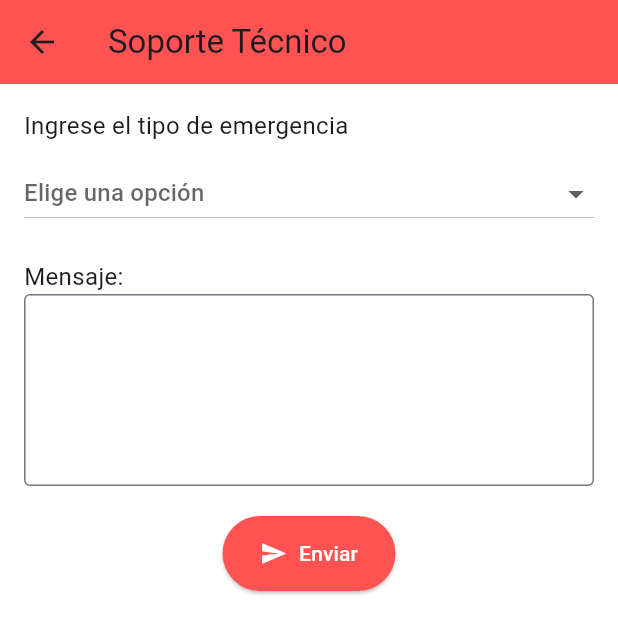
After one commit to DanielMH2024/Integrador, a Flutter app: the PantallaSoporte screen opened directly, on a phone screen of 412 x 824 dp. The commit adds this screen. Shown: the top 634 px of the screen. Run offline on Flutter 3.47's test engine with Material 3 defaults, Android fonts, the light colour scheme and no system bars; our stand-ins replace font_awesome_flutter; network calls fail.

Commit message:
Agregado el soporte

```diff
--- /dev/null
+++ b/lib/interfaz/pantalla_soporte.dart
@@ -0,0 +1,95 @@
+import 'package:flutter/material.dart';
+
+class PantallaSoporte extends StatefulWidget {
+  @override
+  _PantallaSoporteState createState() => _PantallaSoporteState();
+}
+
+class _PantallaSoporteState extends State<PantallaSoporte> {
+  String? _tipoProblema;
+  final _mensajeController = TextEditingController();
+
+  void _enviarSoporte() {
+    if (_tipoProblema == null) {
+      ScaffoldMessenger.of(context).showSnackBar(
+        SnackBar(content: Text('Por favor selecciona un tipo de problema')),
+      );
+      return;
+    }
+
+    String mensaje = _mensajeController.text.trim();
+    print('Soporte enviado: $_tipoProblema - Mensaje: $mensaje');
+
+    // Aquí deberías enviar el reporte a la base de datos, o backend
+    // Puedes asociarlo con el idUsuario y la habitación si lo deseas
+
+    ScaffoldMessenger.of(context).showSnackBar(
+      SnackBar(content: Text('Reporte enviado al administrador')),
+    );
+
+    Navigator.pop(context); // Volver a la pantalla anterior
+  }
+
+  @override
+  Widget build(BuildContext context) {
+    return Scaffold(
+      appBar: AppBar(
+        title: Text('Soporte Técnico'),
+        backgroundColor: Colors.redAccent,
+      ),
+      body: Padding(
+        padding: const EdgeInsets.all(16),
+        child: Column(
+          crossAxisAlignment: CrossAxisAlignment.start,
+          children: [
+            Text('Ingrese el tipo de emergencia', style: TextStyle(fontSize: 16)),
+            SizedBox(height: 10),
+            DropdownButton<String>(
+              isExpanded: true,
+              value: _tipoProblema,
+              hint: Text('Elige una opción'),
+              items: [
+                'Falla en el dispositivo',
+                'Emergencia',
+                'Otro',
+              ].map((String valor) {
+                return DropdownMenuItem<String>(
+                  value: valor,
+                  child: Text(valor),
+                );
+              }).toList(),
+              onChanged: (value) {
+                setState(() {
+                  _tipoProblema = value!;
+                });
+              },
+            ),
+            SizedBox(height: 20),
+            Text('Mensaje:', style: TextStyle(fontSize: 16)),
+            TextField(
+              controller: _mensajeController,
+              maxLines: 4,
+              decoration: InputDecoration(
+                border: OutlineInputBorder(),
+                hintText: '',
+              ),
+            ),
+            SizedBox(height: 20),
+            Center(
+              child: ElevatedButton.icon(
+                onPressed: _enviarSoporte,
+                icon: Icon(Icons.send),
+                label: Text('Enviar'),
+                style: ElevatedButton.styleFrom(
+                  backgroundColor: Colors.redAccent,
+                  foregroundColor: Colors.white,
+                  padding: EdgeInsets.symmetric(horizontal: 25, vertical: 15),
+                ),
+              ),
+            ),
+          ],
+        ),
+      ),
+    );
+  }
+}
```
Also changed, not shown: lib/interfaz/pantalla_admin.dart (+25 -1 lines), lib/interfaz/pantalla_administrar_usuarios.dart (added, +140 -0 lines), lib/interfaz/pantalla_principal.dart (+23 -1 lines).
